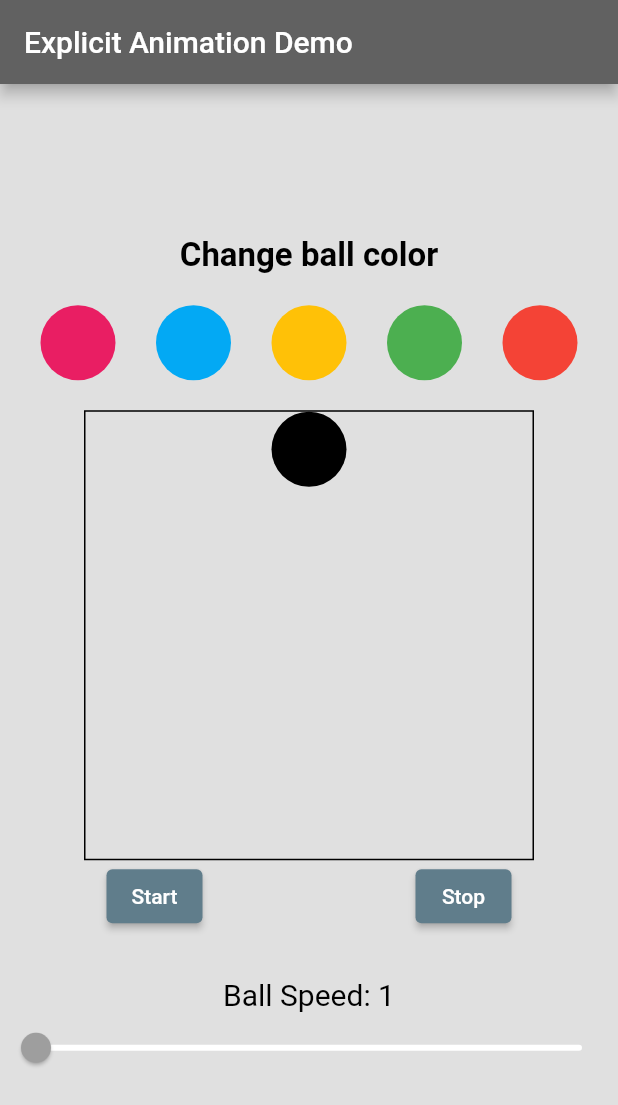
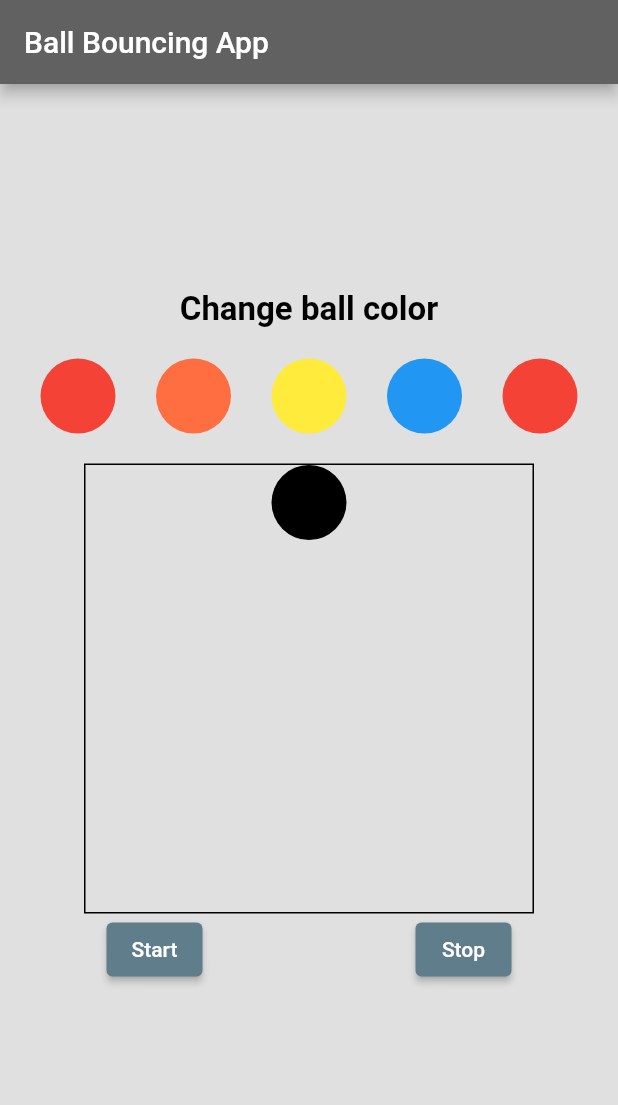
Before and after one commit to AyushC45/BouncingBall, a Flutter app: the screen it shows after launch, on a phone screen of 412 x 824 dp. Shown: the top 1105 px of the screen. Run offline on Flutter 3.47's test engine with Material 2 defaults, Android fonts, the phone set to English and light mode, and no system bars.

Commit message:
fixed box and colors

```diff
--- a/lib/main.dart
+++ b/lib/main.dart
@@ -14,7 +14,6 @@ class _ExplicitAnimationAppState extends State<ExplicitAnimationApp>
 
   double _ballSpeed = 1.0;
   Color _ballColor = Colors.black;
-  bool _sliderStatus = true;
 
   @override
   void initState() {
@@ -36,20 +35,24 @@ class _ExplicitAnimationAppState extends State<ExplicitAnimationApp>
   void startBouncing() {
     setState(() {
       _controller.forward();
-      _sliderStatus = false;
     });
   }
 
   void pauseBouncing() {
     setState(() {
       _controller.stop();
-      _sliderStatus = true;
     });
   }
 
   void updateAnimationSpeed(double value) {
     _ballSpeed = value;
     _controller.duration = Duration(seconds: value.toInt());
+  }
+
+  void changeBallColor(Color color) {
+    setState(() {
+      _ballColor = color;
+    });
   }
 
   @override
@@ -64,7 +67,7 @@ class _ExplicitAnimationAppState extends State<ExplicitAnimationApp>
       debugShowCheckedModeBanner: false,
       home: Scaffold(
         appBar: AppBar(
-          title: const Text('Explicit Animation Demo'),
+          title: const Text('Ball Bouncing App'),
           backgroundColor: Colors.grey.shade700,
         ),
         backgroundColor: Colors.grey.shade300,
@@ -77,7 +80,8 @@ class _ExplicitAnimationAppState extends State<ExplicitAnimationApp>
                 style: TextStyle(
                   fontSize: 22,
                   color: Colors.black,
-                    fontWeight: FontWeight.bold),
+                  fontWeight: FontWeight.bold,
+                ),
                 textAlign: TextAlign.center,
               ),
               const SizedBox(height: 20),
@@ -85,74 +89,64 @@ class _ExplicitAnimationAppState extends State<ExplicitAnimationApp>
                 mainAxisAlignment: MainAxisAlignment.spaceEvenly,
                 children: [
                   GestureDetector(
-                    onTap: () {
-                      setState(() {
-                        _ballColor = Colors.pink;
-                      });
-                    },
+                    onTap: () => changeBallColor(Colors.red),
                     child: Container(
                       height: 50,
                       width: 50,
-                        decoration: const BoxDecoration(
-                          color: Colors.pink,
+                      decoration: BoxDecoration(
+                        color: Colors.red,
                         shape: BoxShape.circle,
-                        )),
+                        border: Border.all(color: Colors.transparent), // Set border color to transparent
+                      ),
+                    ),
                   ),
                   GestureDetector(
-                    onTap: () {
-                      setState(() {
-                        _ballColor = Colors.lightBlue.shade400;
-                      });
-                    },
+                    onTap: () => changeBallColor(Colors.deepOrangeAccent),
                     child: Container(
                       height: 50,
                       width: 50,
-                        decoration: const BoxDecoration(
-                          color: Colors.lightBlue,
+                      decoration: BoxDecoration(
+                        color: Colors.deepOrangeAccent,
                         shape: BoxShape.circle,
-                        )),
+                        border: Border.all(color: Colors.transparent), // Set border color to transparent
+                      ),
+                    ),
                   ),
                   GestureDetector(
-                    onTap: () {
-                      setState(() {
-                        _ballColor = Colors.amber;
-                      });
-                    },
+                    onTap: () => changeBallColor(Colors.yellow),
                     child: Container(
                       height: 50,
                       width: 50,
-                        decoration: const BoxDecoration(
-                          color: Colors.amber,
+                      decoration: BoxDecoration(
+                        color: Colors.yellow,
                         shape: BoxShape.circle,
-                        )),
+                        border: Border.all(color: Colors.transparent), // Set border color to transparent
+                      ),
+                    ),
                   ),
                   GestureDetector(
-                    onTap: () {
-                      setState(() {
-                        _ballColor = Colors.green.shade400;
-                      });
-                    },
+                    onTap: () => changeBallColor(Colors.blue),
                     child: Container(
                       height: 50,
                       width: 50,
-                        decoration: const BoxDecoration(
-                          color: Colors.green,
+                      decoration: BoxDecoration(
+                        color: Colors.blue,
                         shape: BoxShape.circle,
-                        )),
+                        border: Border.all(color: Colors.transparent), // Set border color to transparent
+                      ),
+                    ),
                   ),
                   GestureDetector(
-                    onTap: () {
-                      setState(() {
-                        _ballColor = Colors.red;
-                      });
-                    },
+                    onTap: () => changeBallColor(Colors.red),
                     child: Container(
                       height: 50,
                       width: 50,
-                        decoration: const BoxDecoration(
+                      decoration: BoxDecoration(
                         color: Colors.red,
                         shape: BoxShape.circle,
-                        )),
+                        border: Border.all(color: Colors.transparent), // Set border color to transparent
+                      ),
+                    ),
                   ),
                 ],
               ),
@@ -163,8 +157,7 @@ class _ExplicitAnimationAppState extends State<ExplicitAnimationApp>
                   return Container(
                     width: 300,
                     height: 300,
-                    decoration:
-                    BoxDecoration(border: Border.all(color: _ballColor)),
+                    decoration: BoxDecoration(border: Border.all(color: Colors.black)),// Set border color to transparent
                     child: AnimatedContainer(
                       duration: const Duration(seconds: 1),
                       curve: Curves.easeInOut,
@@ -174,7 +167,7 @@ class _ExplicitAnimationAppState extends State<ExplicitAnimationApp>
                           width: 50,
                           height: 50,
                           decoration: BoxDecoration(
-                            color: _ballColor,
+                            color: _ballColor, // Change ball color here
                             shape: BoxShape.circle,
                           ),
                         ),
@@ -190,13 +183,15 @@ class _ExplicitAnimationAppState extends State<ExplicitAnimationApp>
                     onPressed: startBouncing,
                     child: const Text('Start'),
                     style: ElevatedButton.styleFrom(
-                        backgroundColor: Colors.blueGrey),
+                      backgroundColor: Colors.blueGrey,
+                    ),
                   ),
                   ElevatedButton(
                     onPressed: pauseBouncing,
                     child: const Text('Stop'),
                     style: ElevatedButton.styleFrom(
-                        backgroundColor: Colors.blueGrey),
+                      backgroundColor: Colors.blueGrey,
+                    ),
                   ),
                 ],
               ),
@@ -206,28 +201,6 @@ class _ExplicitAnimationAppState extends State<ExplicitAnimationApp>
               const SizedBox(
                 height: 10,
               ),
-              Text(
-                'Ball Speed: ${_ballSpeed.toInt()}',
-                style: const TextStyle(
-                  fontSize: 20,
-                  color: Colors.black,
-                ),
-              ),
-              Slider(
-                value: _ballSpeed,
-                onChanged: !_sliderStatus
-                    ? null
-                    : (value) {
-                  setState(() {
-                    _ballSpeed = value;
-                  });
-                  updateAnimationSpeed(value);
-                },
-                min: 1.0,
-                max: 10.0,
-                activeColor: Colors.grey,
-                inactiveColor: Colors.white,
-              ),
             ],
           ),
         ),
```
Lines whose indentation alone changed are shown as unchanged.
